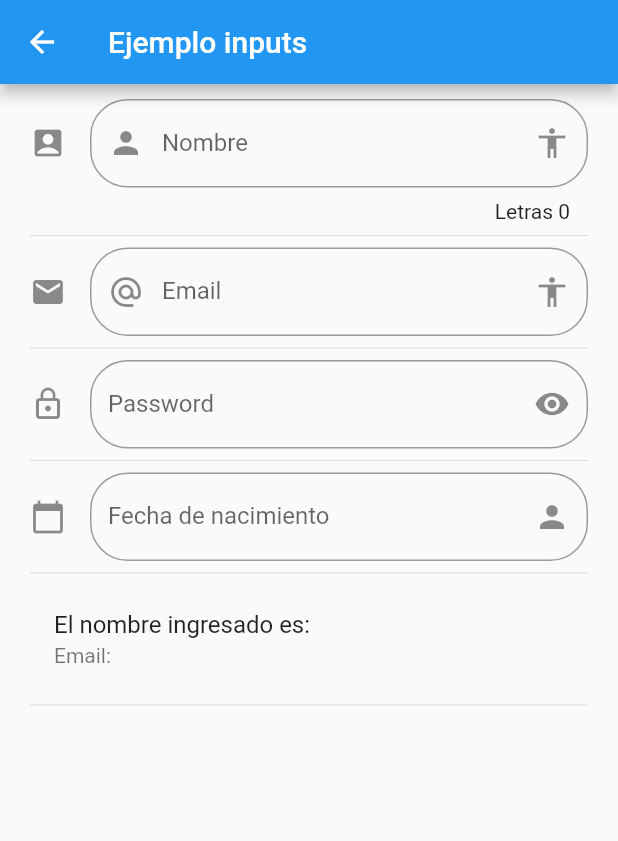
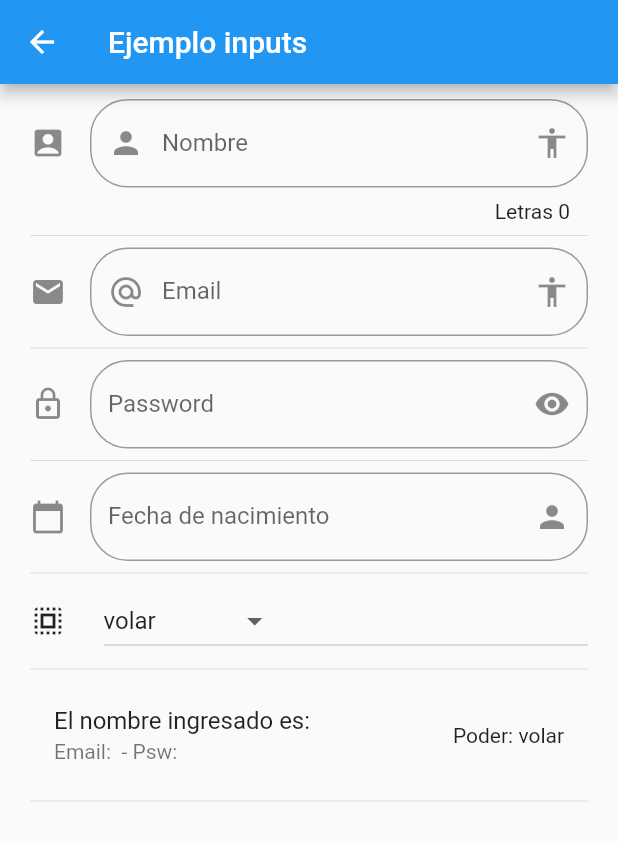
Before and after one commit to sirlucast/componentes, a Flutter app: the InputPage screen opened by its route, on a phone screen of 412 x 824 dp. Shown: the top 841 px of the screen. Run offline on Flutter 3.47's test engine with Material 2 defaults, Android fonts, the phone set to English and light mode, and no system bars.

Commit message:
Inputs - Dropdown

```diff
--- a/lib/src/pages/input_page.dart
+++ b/lib/src/pages/input_page.dart
@@ -13,6 +13,9 @@ class _InputPageState extends State<InputPage> {
   String _email = '';
   String _password = '';
   String _fecha = '';
+  List<String> _poderes = ['volar', 'super fuerza', 'rayos x'];
+  String _poderSeleccionado =
+      'volar'; // s le asigno un valorr uqe ya existe en _poderes
 
   //controlador de campo de texto de fecha
   TextEditingController _inputFieldDateController = new TextEditingController();
@@ -32,7 +35,9 @@ class _InputPageState extends State<InputPage> {
           Divider(),
           _crearPassword(),
           Divider(),
-          _crearFercha(context),
+          _crearFecha(context),
+          Divider(),
+          _crearDropdown(context),
           Divider(),
           _crearPersona(),
           Divider(),
@@ -86,8 +91,9 @@ class _InputPageState extends State<InputPage> {
 
   Widget _crearPersona() {
     return ListTile(
-      title: Text('El nombre ingresado es: ${_nombre}'),
-      subtitle: Text('Email: ${_email}'),
+      title: Text('El nombre ingresado es: $_nombre'),
+      subtitle: Text('Email: $_email - Psw: $_password'),
+      trailing: Text('Poder: $_poderSeleccionado'),
     );
   }
 
@@ -111,7 +117,7 @@ class _InputPageState extends State<InputPage> {
     );
   }
 
-  _crearFercha(BuildContext context) {
+  _crearFecha(BuildContext context) {
     return TextField(
       // se asigna el controlador de fecha al textField
       controller: _inputFieldDateController,
@@ -148,4 +154,39 @@ class _InputPageState extends State<InputPage> {
       });
     }
   }
+
+  List<DropdownMenuItem<String>> getOpcionesDropdown() {
+    List<DropdownMenuItem<String>> lista = new List();
+
+    _poderes.forEach((poder) {
+      lista.add(
+        DropdownMenuItem(
+          child: Text(poder),
+          value: poder,
+        ),
+      );
+    });
+    return lista;
+  }
+
+  Widget _crearDropdown(BuildContext context) {
+    return Row(
+      children: <Widget>[
+        Icon(Icons.select_all),
+        SizedBox(width: 25),
+        Expanded(
+          child: DropdownButton(
+            value: _poderSeleccionado, // Valor actual de la opcion seleccionada
+            items: getOpcionesDropdown(),
+            onChanged: (opt) {
+              print(opt);
+              setState(() {
+                _poderSeleccionado = opt;
+              });
+            },
+          ),
+        ),
+      ],
+    );
+  }
 }
```
